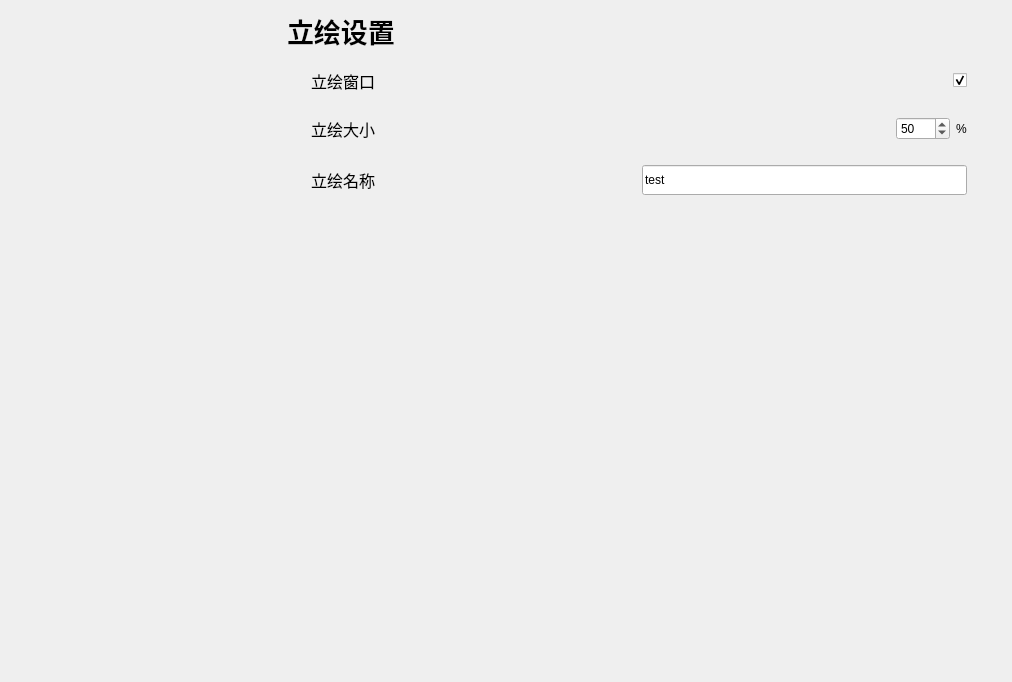
Zao-chen/ZcChat, file mainwindow.ui: the form before one commit.
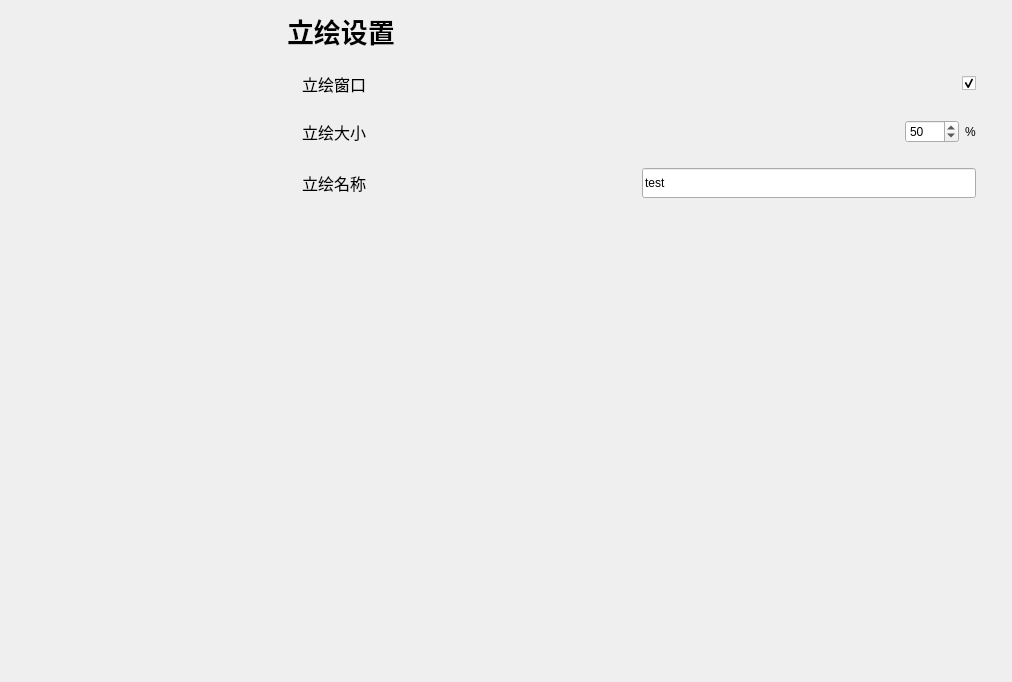
The form after the commit. Custom widgets are drawn as their Qt base class.

Commit message: [style] 一些变量重命名

The edit to the form file:
```diff
--- a/mainwindow.ui
+++ b/mainwindow.ui
@@ -95,6 +95,15 @@
          </property>
          <widget class="QWidget" name="page">
           <layout class="QVBoxLayout" name="verticalLayout" stretch="0,0,0,1">
+           <property name="leftMargin">
+            <number>0</number>
+           </property>
+           <property name="topMargin">
+            <number>12</number>
+           </property>
+           <property name="rightMargin">
+            <number>0</number>
+           </property>
            <item>
             <widget class="ElaScrollPageArea" name="widget_2" native="true">
              <layout class="QHBoxLayout" name="horizontalLayout_4">
```
Left out of the diff: 8 changed lines with no effect on the pictures. The commit also changes 2 other files.
